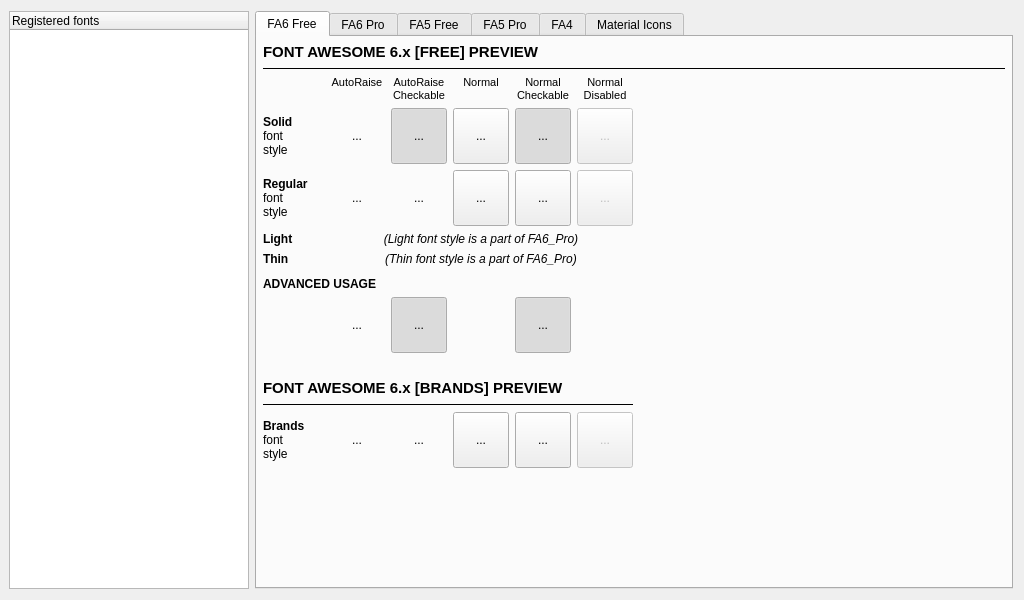
This is sample/WidgetSample.ui in philvl/ZFontIcon as Qt 5 draws it before an edit. The edited form follows.
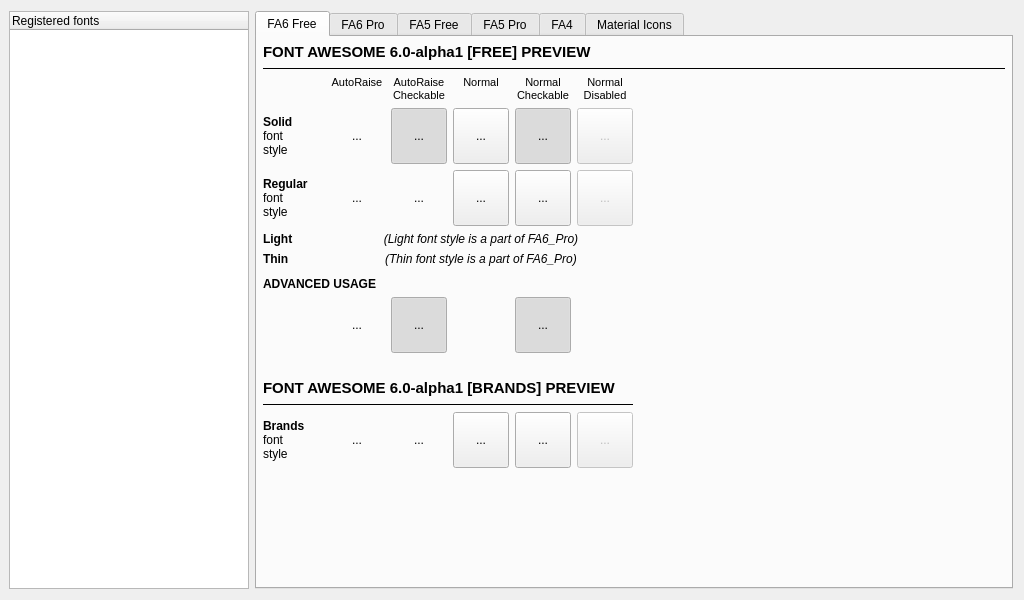
This is the edited form.

Patch:
```diff
--- a/sample/WidgetSample.ui
+++ b/sample/WidgetSample.ui
@@ -73,7 +73,7 @@
           </font>
          </property>
          <property name="text">
-          <string>FONT AWESOME 6.x [FREE] PREVIEW</string>
+          <string>FONT AWESOME 6.0-alpha1 [FREE] PREVIEW</string>
          </property>
         </widget>
        </item>
@@ -358,7 +358,7 @@
             </font>
            </property>
            <property name="text">
-            <string>FONT AWESOME 6.x [BRANDS] PREVIEW</string>
+            <string>FONT AWESOME 6.0-alpha1 [BRANDS] PREVIEW</string>
            </property>
           </widget>
          </item>
```
Left out of the diff: 10 changed lines with no effect on the pictures.
